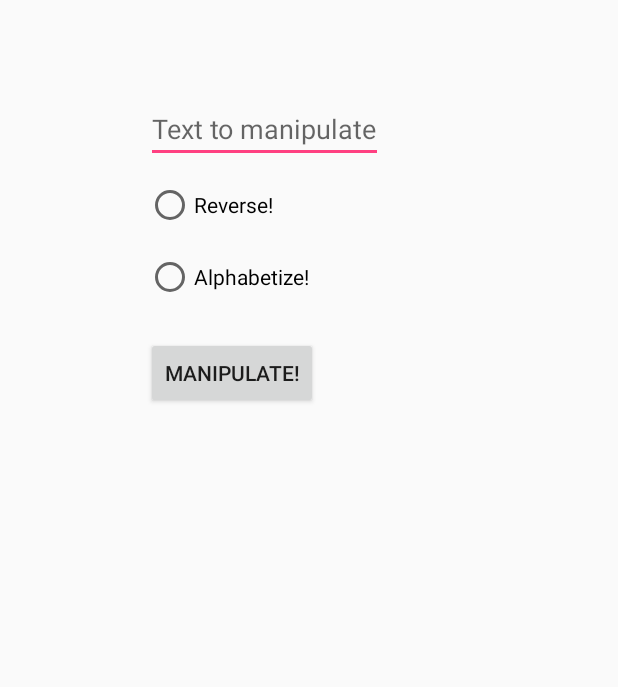
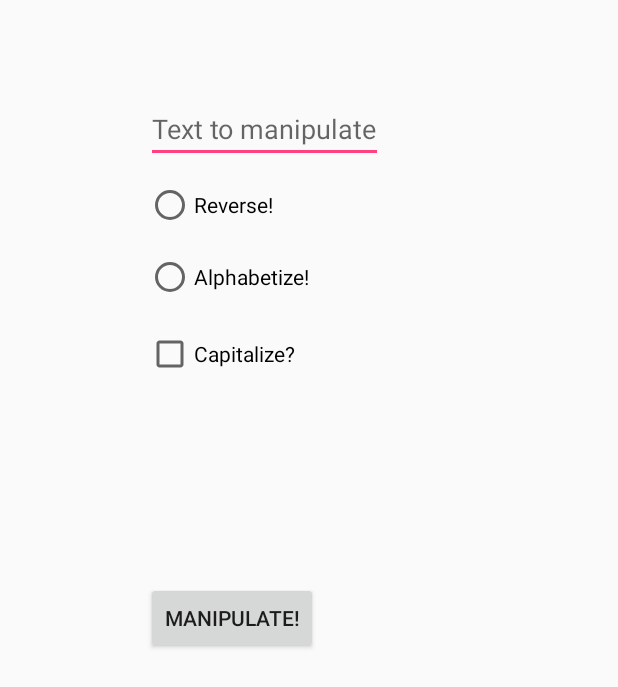
Before and after one commit to dougEpp/PROG3210, an Android app: the UtilActivity screen opened directly, with no data from a screen before it, after a tap on "MANIPULATE!", on a phone screen of 412 x 824 dp. Shown: the top 687 px of the screen. Run offline under Robolectric (Android 15) with nearby library versions, the phone set to English and light mode, and no system bars.

Commit message:
Added features to util activity

```diff
--- a/app/src/main/java/com/example/depp1715/prog3210/UtilActivity.java
+++ b/app/src/main/java/com/example/depp1715/prog3210/UtilActivity.java
@@ -4,6 +4,7 @@ import android.os.Bundle;
 import android.support.v7.app.AppCompatActivity;
 import android.view.View;
 import android.widget.Button;
+import android.widget.CheckBox;
 import android.widget.EditText;
 import android.widget.RadioButton;
 import android.widget.Toast;
@@ -16,6 +17,7 @@ public class UtilActivity extends AppCompatActivity implements View.OnClickListe
     private Button btnManipulateText;
     private RadioButton rReverse;
     private RadioButton rAlphabetize;
+    private CheckBox chkCapitalize;
     @Override
     protected void onCreate(Bundle savedInstanceState) {
         super.onCreate(savedInstanceState);
@@ -26,20 +28,9 @@ public class UtilActivity extends AppCompatActivity implements View.OnClickListe
         btnManipulateText = (Button) findViewById(R.id.btnReverseText);
         rReverse = (RadioButton) findViewById(R.id.radioReverse);
         rAlphabetize = (RadioButton) findViewById(R.id.radioAlphabetize);
+        chkCapitalize = (CheckBox) findViewById(R.id.chkCapitalize);
 
         btnManipulateText.setOnClickListener(this);
-//        Toolbar toolbar = (Toolbar) findViewById(R.id.toolbar);
-//        setSupportActionBar(toolbar);
-
-//        FloatingActionButton fab = (FloatingActionButton) findViewById(R.id.fab);
-//        fab.setOnClickListener(new View.OnClickListener() {
-//            @Override
-//            public void onClick(View view) {
-//                Snackbar.make(view, "Replace with your own action", Snackbar.LENGTH_LONG)
-//                        .setAction("Action", null).show();
-//            }
-//        });
-
     }
 
     @Override
@@ -55,6 +46,10 @@ public class UtilActivity extends AppCompatActivity implements View.OnClickListe
             message = new String(textChars);
         }
 
+        if (chkCapitalize.isChecked()){
+            message = message.toUpperCase();
+        }
+
         Toast toast = Toast.makeText(UtilActivity.this, message, Toast.LENGTH_SHORT);
         toast.show();
     }
--- a/app/src/main/res/layout/activity_util.xml
+++ b/app/src/main/res/layout/activity_util.xml
@@ -26,8 +26,7 @@
         android:text="@string/manipulate"
         tools:layout_editor_absoluteX="84dp"
         tools:layout_editor_absoluteY="198dp"
-        android:layout_marginTop="24dp"
-        android:layout_below="@+id/radioManipulationGroup"
+        android:layout_centerVertical="true"
         android:layout_alignLeft="@+id/txtTextToManipulate"
         android:layout_alignStart="@+id/txtTextToManipulate" />
     <RadioGroup
@@ -58,4 +57,14 @@
             android:layout_alignStart="@+id/radioGroup" />
     </RadioGroup>
 
-    </RelativeLayout>
+    <CheckBox
+        android:id="@+id/chkCapitalize"
+        android:layout_width="wrap_content"
+        android:layout_height="wrap_content"
+        android:layout_alignLeft="@+id/btnReverseText"
+        android:layout_alignStart="@+id/btnReverseText"
+        android:layout_below="@+id/radioManipulationGroup"
+        android:layout_marginTop="19dp"
+        android:text="@string/capitalize" />
+
+</RelativeLayout>
--- a/app/src/main/res/values/strings.xml
+++ b/app/src/main/res/values/strings.xml
@@ -15,4 +15,5 @@
     <string name="reverse">Reverse!</string>
     <string name="alphabetize">Alphabetize!</string>
     <string name="manipulate">Manipulate!</string>
+    <string name="capitalize">Capitalize?</string>
 </resources>
```
